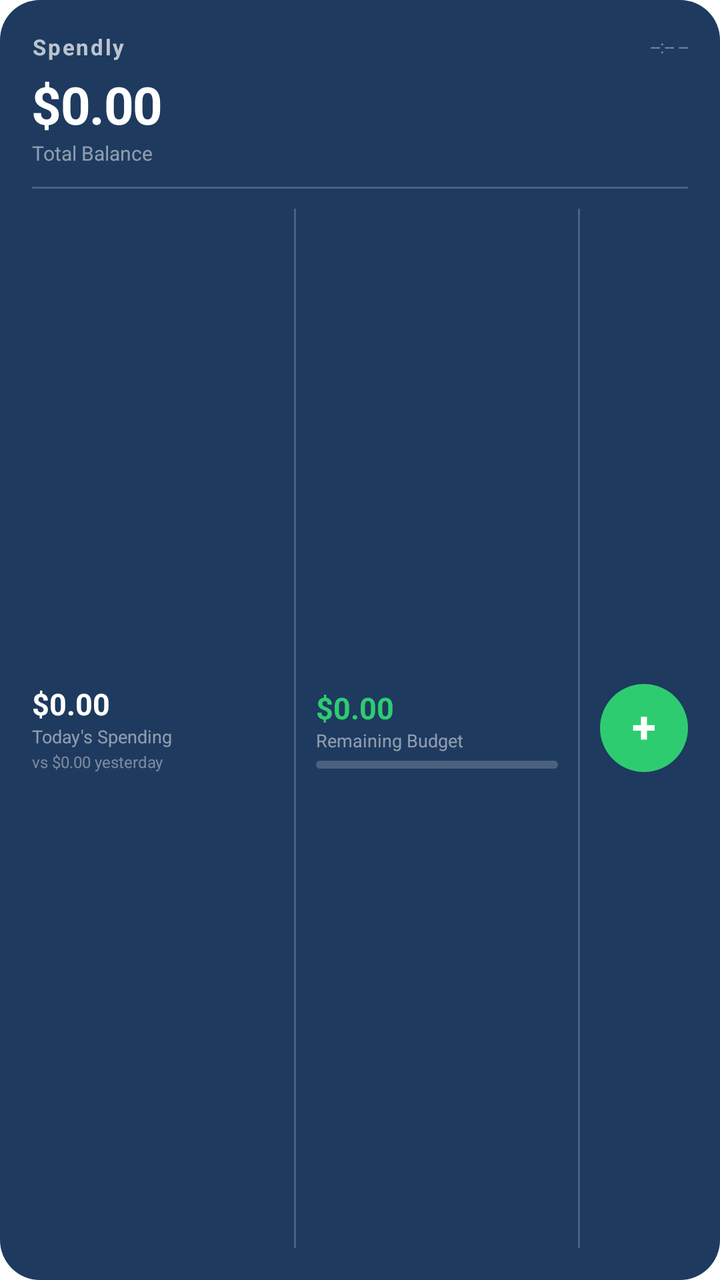
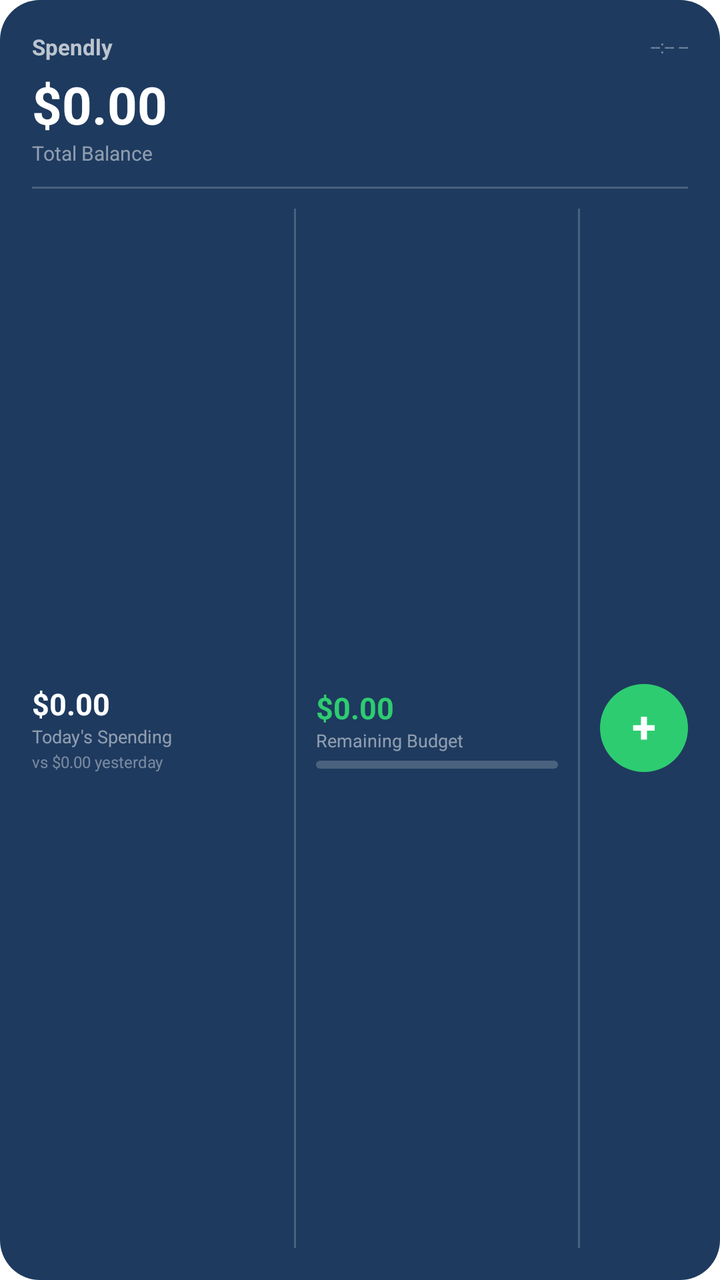

An Android layout rendered at two revisions. The XML below is the earlier revision; the diff shows what the commit changed to produce the second picture.
<!-- AndroidManifest.xml: fallback theme Theme.MaterialComponents.DayNight.NoActionBar -->
<!-- res/layout/spendly_widget.xml -->
<?xml version="1.0" encoding="utf-8"?>
<LinearLayout
    xmlns:android="http://schemas.android.com/apk/res/android"
    android:layout_width="match_parent"
    android:layout_height="match_parent"
    android:orientation="vertical"
    android:background="@drawable/widget_background"
    android:padding="16dp">

    
    <LinearLayout
        android:layout_width="match_parent"
        android:layout_height="wrap_content"
        android:orientation="horizontal"
        android:gravity="center_vertical">

        <TextView
            android:id="@+id/widget_app_name"
            android:layout_width="0dp"
            android:layout_height="wrap_content"
            android:layout_weight="1"
            android:text="Spendly"
            android:textColor="#B3FFFFFF"
            android:textSize="11sp"
            android:textStyle="bold"
            android:letterSpacing="0.08"/>

        <TextView
            android:id="@+id/widget_last_updated"
            android:layout_width="wrap_content"
            android:layout_height="wrap_content"
            android:text="--:-- --"
            android:textColor="#66FFFFFF"
            android:textSize="9sp"/>

    </LinearLayout>

    
    <TextView
        android:id="@+id/widget_balance"
        android:layout_width="match_parent"
        android:layout_height="wrap_content"
        android:layout_marginTop="4dp"
        android:text="$0.00"
        android:textColor="#FFFFFF"
        android:textSize="26sp"
        android:textStyle="bold"
        android:letterSpacing="-0.02"/>

    <TextView
        android:layout_width="match_parent"
        android:layout_height="wrap_content"
        android:text="Total Balance"
        android:textColor="#80FFFFFF"
        android:textSize="10sp"
        android:layout_marginBottom="10dp"/>

    
    <View
        android:layout_width="match_parent"
        android:layout_height="1dp"
        android:background="#33FFFFFF"
        android:layout_marginBottom="10dp"/>

    
    <LinearLayout
        android:layout_width="match_parent"
        android:layout_height="0dp"
        android:layout_weight="1"
        android:orientation="horizontal"
        android:gravity="center_vertical">

        
        <LinearLayout
            android:layout_width="0dp"
            android:layout_height="wrap_content"
            android:layout_weight="1"
            android:orientation="vertical">

            
            <LinearLayout
                android:layout_width="wrap_content"
                android:layout_height="wrap_content"
                android:orientation="horizontal"
                android:gravity="center_vertical">

                <TextView
                    android:id="@+id/widget_today_spent"
                    android:layout_width="wrap_content"
                    android:layout_height="wrap_content"
                    android:text="$0.00"
                    android:textColor="#FFFFFF"
                    android:textSize="15sp"
                    android:textStyle="bold"/>

                
                <TextView
                    android:id="@+id/widget_trend"
                    android:layout_width="wrap_content"
                    android:layout_height="wrap_content"
                    android:layout_marginStart="4dp"
                    android:text=""
                    android:textSize="11sp"
                    android:textStyle="bold"/>

            </LinearLayout>

            <TextView
                android:layout_width="wrap_content"
                android:layout_height="wrap_content"
                android:text="Today's Spending"
                android:textColor="#80FFFFFF"
                android:textSize="9sp"/>

            
            <TextView
                android:id="@+id/widget_yesterday"
                android:layout_width="wrap_content"
                android:layout_height="wrap_content"
                android:text="vs $0.00 yesterday"
                android:textColor="#66FFFFFF"
                android:textSize="8sp"
                android:layout_marginTop="1dp"/>

        </LinearLayout>

        
        <View
            android:layout_width="1dp"
            android:layout_height="match_parent"
            android:background="#33FFFFFF"
            android:layout_marginHorizontal="10dp"/>

        
        <LinearLayout
            android:layout_width="0dp"
            android:layout_height="wrap_content"
            android:layout_weight="1"
            android:orientation="vertical">

            <TextView
                android:id="@+id/widget_remaining"
                android:layout_width="wrap_content"
                android:layout_height="wrap_content"
                android:text="$0.00"
                android:textColor="#2ECC71"
                android:textSize="15sp"
                android:textStyle="bold"/>

            <TextView
                android:id="@+id/widget_remaining_label"
                android:layout_width="wrap_content"
                android:layout_height="wrap_content"
                android:text="Remaining Budget"
                android:textColor="#80FFFFFF"
                android:textSize="9sp"/>

            
            <ProgressBar
                android:id="@+id/widget_budget_bar"
                style="@android:style/Widget.ProgressBar.Horizontal"
                android:layout_width="match_parent"
                android:layout_height="4dp"
                android:layout_marginTop="4dp"
                android:max="100"
                android:progress="0"
                android:progressTint="#2ECC71"
                android:progressBackgroundTint="#33FFFFFF"/>

        </LinearLayout>

        
        <View
            android:layout_width="1dp"
            android:layout_height="match_parent"
            android:background="#33FFFFFF"
            android:layout_marginHorizontal="10dp"/>

        
        <LinearLayout
            android:id="@+id/widget_add_btn"
            android:layout_width="44dp"
            android:layout_height="44dp"
            android:orientation="vertical"
            android:gravity="center"
            android:background="@drawable/widget_add_button"
            android:clickable="true">

            <TextView
                android:layout_width="wrap_content"
                android:layout_height="wrap_content"
                android:text="+"
                android:textColor="#FFFFFF"
                android:textSize="22sp"
                android:textStyle="bold"
                android:includeFontPadding="false"/>

        </LinearLayout>

    </LinearLayout>

</LinearLayout>
<!-- resources referenced by this layout -->
<resources>
  <!-- drawable widget_add_button (drawable) -->
  <?xml version="1.0" encoding="utf-8"?>
  <shape xmlns:android="http://schemas.android.com/apk/res/android"
      android:shape="oval">
      <solid android:color="#2ECC71"/>
  </shape>
  <!-- drawable widget_background (drawable) -->
  <?xml version="1.0" encoding="utf-8"?>
  <shape xmlns:android="http://schemas.android.com/apk/res/android"
      android:shape="rectangle">
      <solid android:color="#1E3A5F"/>
      <corners android:radius="20dp"/>
  </shape>
</resources>

<!-- the commit's change to res/layout/spendly_widget.xml (unified diff, before → after) -->
@@ -22,8 +22,7 @@
             android:text="Spendly"
             android:textColor="#B3FFFFFF"
             android:textSize="11sp"
-            android:textStyle="bold"
-            android:letterSpacing="0.08"/>
+            android:textStyle="bold"/>
 
         <TextView
             android:id="@+id/widget_last_updated"
@@ -44,8 +43,7 @@
         android:text="$0.00"
         android:textColor="#FFFFFF"
         android:textSize="26sp"
-        android:textStyle="bold"
-        android:letterSpacing="-0.02"/>
+        android:textStyle="bold"/>
 
     <TextView
         android:layout_width="match_parent"
@@ -129,7 +127,8 @@
             android:layout_width="1dp"
             android:layout_height="match_parent"
             android:background="#33FFFFFF"
-            android:layout_marginHorizontal="10dp"/>
+            android:layout_marginStart="10dp"
+            android:layout_marginEnd="10dp"/>
 
         
         <LinearLayout
@@ -174,7 +173,8 @@
             android:layout_width="1dp"
             android:layout_height="match_parent"
             android:background="#33FFFFFF"
-            android:layout_marginHorizontal="10dp"/>
+            android:layout_marginStart="10dp"
+            android:layout_marginEnd="10dp"/>
 
         
         <LinearLayout
